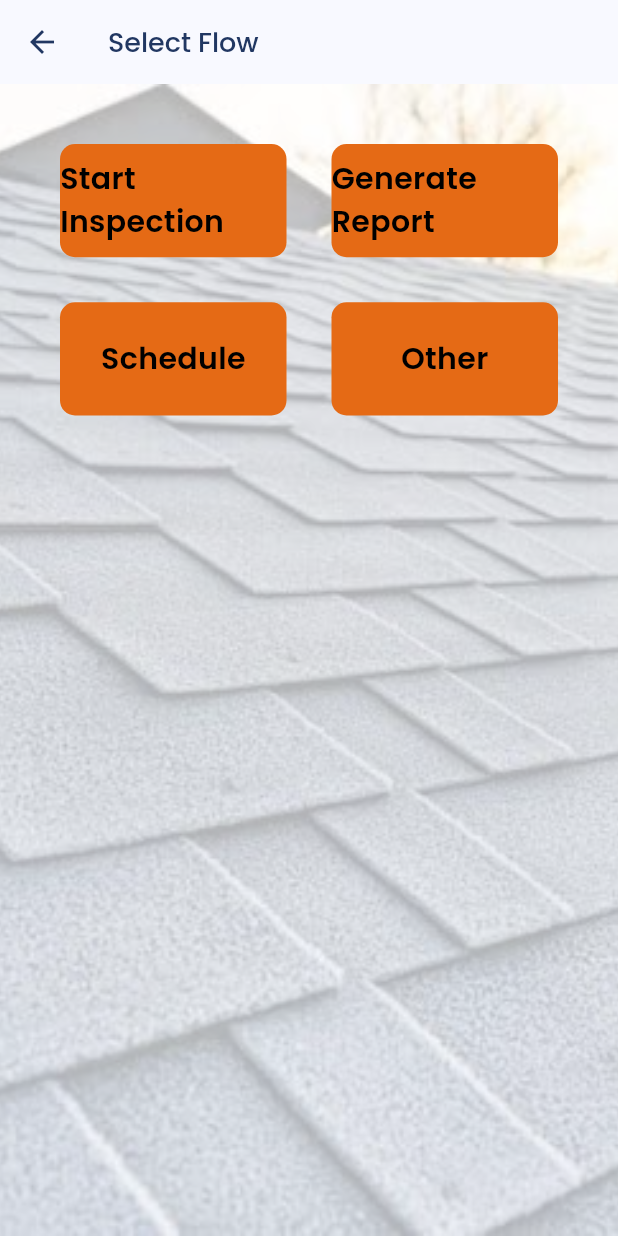
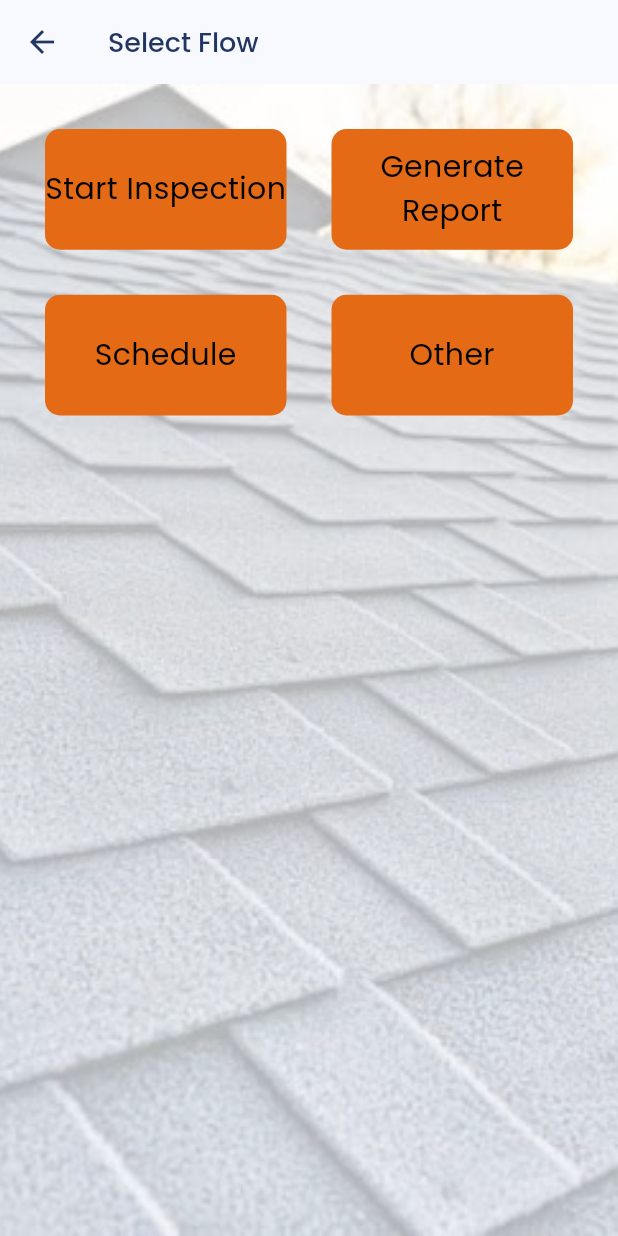
Before and after one commit to SPARSHAGGARWAL17/ai_inspection, a Flutter app: the FlowSelectionPage screen opened by its route, on a phone screen of 412 x 824 dp. Run offline on Flutter 3.47's test engine with Material 3 defaults, Android fonts, the phone set to English and light mode, and no system bars; our stand-ins replace dio, firebase_core, firebase_storage, flutter_bloc, google_fonts, image_picker; missing offline and left inert: image_picker_web; accounts and stored records are empty.

Commit message:
Fix: update padding and text alignment in FlowSelectionPage for improved UI consistency

```diff
--- a/lib/view/flow_selection_page.dart
+++ b/lib/view/flow_selection_page.dart
@@ -40,7 +40,7 @@ class _FlowSelectionPageState extends State<FlowSelectionPage> {
       body: BackgroundImage(
         child: Center(
           child: GridView.builder(
-            padding: EdgeInsets.all(40),
+            padding: EdgeInsets.all(30),
             shrinkWrap: true,
             gridDelegate: SliverGridDelegateWithFixedCrossAxisCount(
               crossAxisCount: 2,
@@ -64,7 +64,8 @@ class _FlowSelectionPageState extends State<FlowSelectionPage> {
                   alignment: Alignment.center,
                   child: Text(
                     flows[index].name,
-                    style: GoogleFonts.poppins(fontSize: 20, color: Colors.black, fontWeight: FontWeight.w600),
+                    textAlign: TextAlign.center,
+                    style: GoogleFonts.poppins(fontSize: 20, color: Colors.black),
                   ),
                 ),
               );
@@ -141,7 +142,8 @@ class _GenerateReportButton extends StatelessWidget {
             alignment: Alignment.center,
             child: Text(
               'Generate Report',
-              style: GoogleFonts.poppins(fontSize: 20, color: Colors.black, fontWeight: FontWeight.w600),
+              style: GoogleFonts.poppins(fontSize: 20, color: Colors.black),
+              textAlign: TextAlign.center,
             ),
           ),
         ),
```
Also changed, not shown: lib/services/api_services.dart (+11 -10 lines).
